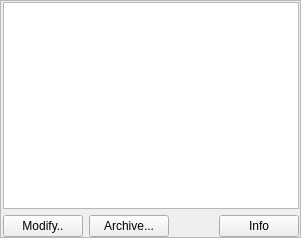
First picture: the form in res/ui/settingspane-sessions.ui, repository smartboyhw/speechcontrol, before the edit.
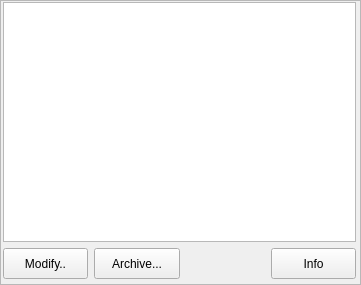
Second picture: the form after the edit.

```diff
--- a/res/ui/settingspane-sessions.ui
+++ b/res/ui/settingspane-sessions.ui
@@ -6,8 +6,8 @@
    <rect>
     <x>0</x>
     <y>0</y>
-    <width>301</width>
-    <height>238</height>
+    <width>361</width>
+    <height>285</height>
    </rect>
   </property>
   <property name="sizePolicy">
@@ -30,13 +30,19 @@
     <rect>
      <x>3</x>
      <y>2</y>
-     <width>296</width>
-     <height>235</height>
+     <width>353</width>
+     <height>277</height>
     </rect>
    </property>
    <layout class="QGridLayout" name="gridLayout">
     <item row="0" column="0">
      <widget class="QListWidget" name="listWidgetSession">
+      <property name="minimumSize">
+       <size>
+        <width>0</width>
+        <height>240</height>
+       </size>
+      </property>
       <property name="selectionMode">
        <enum>QAbstractItemView::MultiSelection</enum>
       </property>
@@ -46,6 +52,12 @@
      <layout class="QHBoxLayout" name="horizontalLayout">
       <item>
        <widget class="QPushButton" name="btnModify">
+        <property name="sizePolicy">
+         <sizepolicy hsizetype="MinimumExpanding" vsizetype="MinimumExpanding">
+          <horstretch>0</horstretch>
+          <verstretch>0</verstretch>
+         </sizepolicy>
+        </property>
         <property name="text">
          <string>Modify..</string>
         </property>
@@ -53,6 +65,12 @@
       </item>
       <item>
        <widget class="QPushButton" name="btnArchive">
+        <property name="sizePolicy">
+         <sizepolicy hsizetype="MinimumExpanding" vsizetype="MinimumExpanding">
+          <horstretch>0</horstretch>
+          <verstretch>0</verstretch>
+         </sizepolicy>
+        </property>
         <property name="text">
          <string>Archive...</string>
         </property>
@@ -73,6 +91,12 @@
       </item>
       <item>
        <widget class="QPushButton" name="btnInfo">
+        <property name="sizePolicy">
+         <sizepolicy hsizetype="MinimumExpanding" vsizetype="MinimumExpanding">
+          <horstretch>0</horstretch>
+          <verstretch>0</verstretch>
+         </sizepolicy>
+        </property>
         <property name="text">
          <string>Info</string>
         </property>
```
